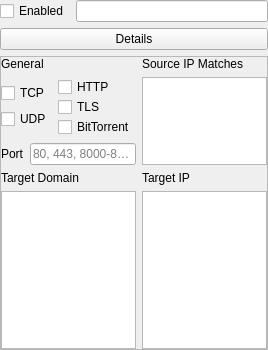
The window that src/ui/node/widgets/RuleWidget.ui (Qv2ray/Qv2ray) describes before a commit, drawn with Qt 5.
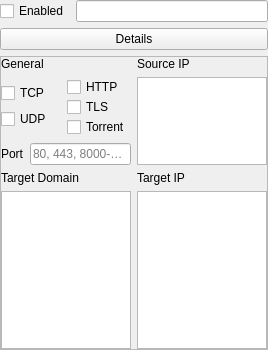
The same window after the commit.

```diff
--- a/src/ui/node/widgets/RuleWidget.ui
+++ b/src/ui/node/widgets/RuleWidget.ui
@@ -75,7 +75,7 @@
        <number>0</number>
       </property>
       <item row="0" column="0">
-       <layout class="QGridLayout" name="gridLayout" rowstretch="0,1,0,0">
+       <layout class="QGridLayout" name="gridLayout" rowstretch="0,1,0,0" columnminimumwidth="1,1">
         <item row="2" column="1">
          <widget class="QLabel" name="label_4">
           <property name="text">
@@ -99,7 +99,7 @@
         <item row="0" column="1">
          <widget class="QLabel" name="label_10">
           <property name="text">
-           <string>Source IP Matches</string>
+           <string>Source IP</string>
           </property>
          </widget>
         </item>
@@ -158,7 +158,7 @@
             <item>
              <widget class="QCheckBox" name="routeProtocolBTCB">
               <property name="text">
-               <string>BitTorrent</string>
+               <string>Torrent</string>
               </property>
              </widget>
             </item>
```
